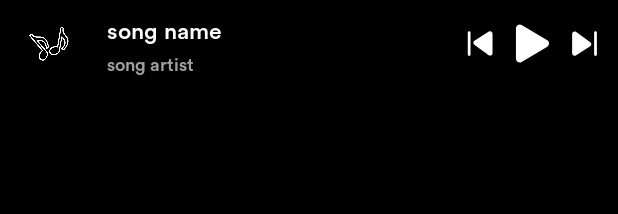
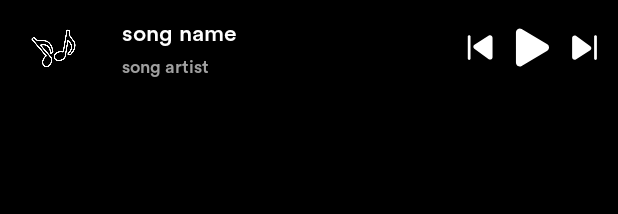
Before and after one commit to DmitryjVeselyj/AudioPlayer, an Android app: the layout fragment_now_playing_bottom.xml on its own in the app's theme, with its tools: preview values and no code run, on a phone screen of 412 x 824 dp. Shown: the top 214 px of the screen. Run offline under Robolectric (Android 15) with nearby library versions, the phone set to English and light mode, and no system bars.

Commit message:
The art of great programming and hardcode

```diff
--- a/app/src/main/java/com/polyap/music_player/PlayerActivity.java
+++ b/app/src/main/java/com/polyap/music_player/PlayerActivity.java
@@ -508,7 +508,7 @@ public class PlayerActivity extends AppCompatActivity implements View.OnClickLis
                     float[] hsl = swatch.getHsl();
                     hsl[1] = hsl[1] > (float) 0.5? (float)0.31 : hsl[1];
                     hsl[2] = hsl[2] < (float) 0.5? (float)0.34 : hsl[2];
-                    hsl[2] = hsl[2] > (float) 0.80? (float)0.3:hsl[2];//поменять когда-то
+                    hsl[2] = hsl[2] > (float) 0.90? (float)0.3:hsl[2];//поменять когда-то
                     int color = ColorUtils.HSLToColor(hsl);
                     visualizer.setColor(color);
 
--- a/app/src/main/res/layout/fragment_now_playing_bottom.xml
+++ b/app/src/main/res/layout/fragment_now_playing_bottom.xml
@@ -14,8 +14,8 @@
 
         <com.google.android.material.imageview.ShapeableImageView
             android:id="@+id/bottom_album_art"
-            android:layout_width="47dp"
-            android:layout_height="47dp"
+            android:layout_width="53dp"
+            android:layout_height="53dp"
             android:layout_marginLeft="3dp"
             android:layout_centerVertical="true"
             android:scaleType="centerCrop"
@@ -54,18 +54,19 @@
             android:layout_toStartOf="@id/skip_prev_bottom"
             android:layout_toEndOf="@id/bottom_album_art"
             android:orientation="vertical"
+            android:layout_centerVertical="true"
             android:layout_height="wrap_content">
         <TextView
             android:id="@+id/song_name_miniPlayer"
             android:layout_width="match_parent"
             android:layout_height="wrap_content"
-            android:layout_marginStart="15dp"
-            android:layout_marginTop="5dp"
+            android:layout_marginStart="19dp"
             android:ellipsize="marquee"
             android:marqueeRepeatLimit="marquee_forever"
             android:scrollHorizontally="true"
             android:singleLine="true"
             android:text="song name"
+            android:layout_marginEnd="2dp"
             android:textColor="@color/white"
             android:textSize="15sp"></TextView>
         <TextView
@@ -74,7 +75,8 @@
             android:id="@+id/song_artist_miniPlayer"
             android:text="song artist"
             android:layout_marginTop="5dp"
-            android:layout_marginStart="15dp"
+            android:layout_marginStart="19dp"
+            android:layout_marginEnd="2dp"
             android:textSize="12sp"
             android:textColor="@color/grayt"
             android:ellipsize="marquee"
--- a/app/src/main/res/layout/music_items.xml
+++ b/app/src/main/res/layout/music_items.xml
@@ -64,6 +64,7 @@
         android:layout_marginRight="5dp"
         android:layout_marginStart="16dp"
         android:layout_marginBottom="10dp"
+        android:textSize="14sp"
         app:layout_constraintRight_toLeftOf="@+id/equalizer_view"
         app:layout_constraintLeft_toRightOf="@+id/music_img"
         app:layout_constraintTop_toBottomOf="@+id/music_file_name"
```
Also changed, not shown: app/src/main/java/com/polyap/music_player/AlbumDetails.java (+2 -12 lines), app/src/main/java/com/polyap/music_player/MainActivity.java (+7 -1 lines), app/src/main/res/layout/activity_main.xml (+5 -5 lines).
